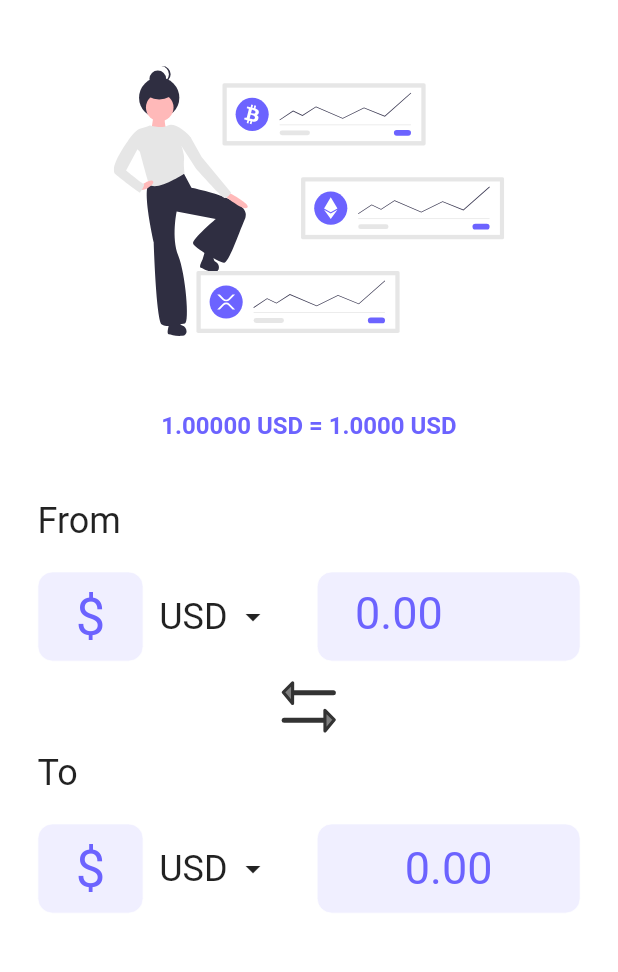
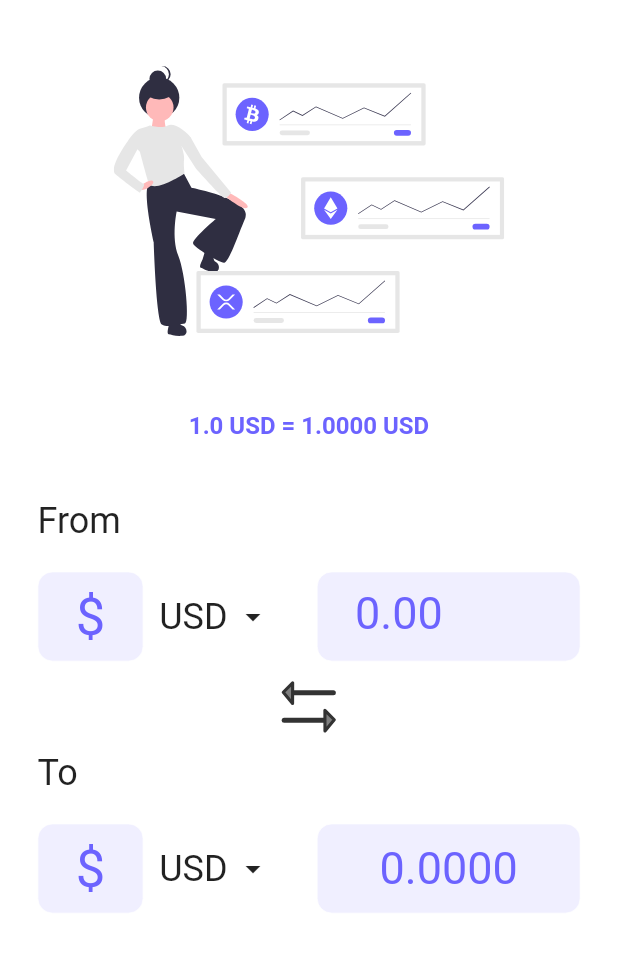
Before and after one commit to aishatajose/currency_exchange, a Flutter app: the screen it shows after launch, on a phone screen of 412 x 824 dp, the part 63-1035 px from its top. Run offline on Flutter 3.47's test engine with Material 2 defaults, Android fonts, the light colour scheme and no system bars; our stand-ins replace flutter_svg; missing offline and left inert: currency_picker.

Commit message:
refactored code

```diff
--- a/lib/exchange.dart
+++ /dev/null
@@ -1,48 +0,0 @@
-import 'package:currency_exchange/abstract_api.dart';
-
-class ExchangeCurrency {
-  String  fromCurrencyCode;
-  String toCurrencyCode;
-
-  String fromCurrencySymbol;
-  String toCurrencySymbol;
-
-  double rate ;
-  double result;
-  double input;
-
-  ExchangeCurrency(
-    {
-      this.fromCurrencyCode = "USD",
-      this.toCurrencyCode = "USD",
-      this.fromCurrencySymbol = "\$",
-      this.toCurrencySymbol = "\$",
-      this.rate = 1.0,
-      this.result = 0.0,
-      this.input = 0.0,
-    }
-  );
-
-  setToCurrency(String toCurrencyCode, String toCurrencySymbol) async{
-    this.toCurrencyCode = toCurrencyCode;
-    this.toCurrencySymbol = toCurrencySymbol;
-  }
-
-  setFromCurrency(String fromCurrencyCode, String fromCurrencySymbol) async{
-    this.fromCurrencyCode = fromCurrencyCode;
-    this.fromCurrencySymbol = fromCurrencySymbol;
-  }
-
-  setRate() async{
-    AbstractApi _abstractApi = AbstractApi();
-    var res = await _abstractApi.get(fromCurrencyCode, toCurrencyCode);
-    rate = res['exchange_rates'][toCurrencyCode].toDouble();
-    result = input * rate;
-    return result;
-  }
-
-  setInput(double input){
-    this.input = input;
-    result = input * rate;
-  }
-}
--- a/lib/main.dart
+++ b/lib/main.dart
@@ -1,4 +1,4 @@
-import 'package:currency_exchange/currency_exchange.dart';
+import 'package:currency_exchange/view/homepage.dart';
 import 'package:flutter/material.dart';
 
 void main() {
--- /dev/null
+++ b/lib/model/currency_pair.dart
@@ -0,0 +1,35 @@
+import 'package:currency_exchange/service/abstract_api_service.dart';
+import 'package:currency_picker/currency_picker.dart';
+
+class CurrencyPair {
+
+  Currency baseCurrency;
+  Currency quoteCurrency;
+  double exchangeRate ;
+
+  CurrencyPair(
+    {
+      required this.baseCurrency,
+      required this.quoteCurrency,
+      required this.exchangeRate
+    }
+  );
+
+  setBaseCurrency(Currency currency){
+    baseCurrency = currency;
+  }
+
+  setQuoteCurrency(Currency currency){
+    quoteCurrency = currency;
+  }
+
+  setExchangeRate() async{
+    AbstractApiService _abstractApi = AbstractApiService();
+    exchangeRate = await _abstractApi.getExchangeRate(baseCurrency, quoteCurrency);
+  }
+
+  @override
+  String toString() {
+    return "1.0 ${baseCurrency.code} = ${exchangeRate.toStringAsPrecision(5)} ${quoteCurrency.code}";
+  }
+}
--- a/lib/currency_exchange.dart
+++ b/lib/view/homepage.dart
@@ -1,5 +1,8 @@
-import 'package:currency_exchange/exchange.dart';
 import 'package:flutter/material.dart';
+
+import 'package:currency_exchange/model/currency_pair.dart';
+import 'package:currency_exchange/view/widget.dart';
+
 import 'package:currency_picker/currency_picker.dart';
 import 'package:flutter_svg/flutter_svg.dart';
 
@@ -13,29 +16,28 @@ class CurrencyExchangeScreen extends StatefulWidget {
 
 class _CurrencyExchangeScreenState extends State<CurrencyExchangeScreen> {
   final Color appColor = const Color(0xFF6C63FF);
-  ExchangeCurrency exchangeCurrency = ExchangeCurrency();
   bool isLoading  = false;
+
+  CurrencyPair currencyPair = CurrencyPair(
+    baseCurrency: usd,
+    quoteCurrency: usd,
+    exchangeRate: 1.0
+  );
+
+  double input = 0.0;
+  double exchangeResult = 0.0;
+  TextEditingController controller  = TextEditingController();
 
   @override
   Widget build(BuildContext context) {
     return Scaffold(
       backgroundColor: Colors.white,
-      appBar: AppBar(
-        title: const Text(
-          'Currency Exchange',
-          style: TextStyle(
-            color: Colors.black,
-            fontSize: 24,
-          )
-        ),
-        centerTitle: true,
-        elevation: 0.0,
-        backgroundColor: Colors.white,
-      ),
+      appBar: appBarContainer(),
 
       body: ListView(
         padding: const EdgeInsets.symmetric(horizontal:25.0, vertical: 20),
         children: [
+
           Padding(
             padding: const EdgeInsets.only(right: 10.0, left: 10.0, top:10.0, bottom: 50),
             child: SvgPicture.asset('assets/image.svg', height: 180,),
@@ -44,7 +46,7 @@ class _CurrencyExchangeScreenState extends State<CurrencyExchangeScreen> {
           Center(
             child: isLoading? loadingContainer()
             :Text(
-              "1.00000 ${exchangeCurrency.fromCurrencyCode} = ${exchangeCurrency.rate.toStringAsPrecision(5)} ${exchangeCurrency.toCurrencyCode}",
+              currencyPair.toString(),
               style: TextStyle(
                 fontSize: 16,
                 color: appColor ,
@@ -59,7 +61,7 @@ class _CurrencyExchangeScreenState extends State<CurrencyExchangeScreen> {
 
           Row(
             children: [
-              currencySymbolContainer(exchangeCurrency.fromCurrencySymbol),
+              currencySymbolContainer(currencyPair.baseCurrency.symbol),
 
               InkWell(
                 onTap: (){
@@ -70,14 +72,15 @@ class _CurrencyExchangeScreenState extends State<CurrencyExchangeScreen> {
                     showCurrencyName: true,
                     showCurrencyCode: true,
                     onSelect: (Currency currency) async{
-                        await exchangeCurrency.setFromCurrency(currency.code, currency.symbol);
+                        await currencyPair.setBaseCurrency(currency);
                         setState(() {});
-                        await exchangeCurrency.setRate();
+                        await currencyPair.setExchangeRate();
+                        exchangeResult = input * currencyPair.exchangeRate;
                         setState(() { isLoading = false; });
                     },
                   );
                 },
-                child: currencyCodeContainer(exchangeCurrency.fromCurrencyCode)
+                child: currencyCodeContainer(currencyPair.baseCurrency.code)
               ),
 
               const SizedBox(width: 20,),
@@ -85,6 +88,7 @@ class _CurrencyExchangeScreenState extends State<CurrencyExchangeScreen> {
               Expanded(
                 child: appContainer(
                   child: TextField(
+                    controller: controller,
                     style: TextStyle(fontSize: 30,color: appColor),
                     keyboardType: TextInputType.number,
 
@@ -97,8 +101,8 @@ class _CurrencyExchangeScreenState extends State<CurrencyExchangeScreen> {
 
                     onChanged: (value){
                       setState(() {
-                        double val = value == '' ? 0: double.parse(value);
-                        exchangeCurrency.setInput(val);
+                        input = value == '' ? 0: double.parse(value);
+                        exchangeResult = input * currencyPair.exchangeRate;
                       });
                     },
                   ),
@@ -117,7 +121,7 @@ class _CurrencyExchangeScreenState extends State<CurrencyExchangeScreen> {
 
           Row(
             children: [
-              currencySymbolContainer(exchangeCurrency.toCurrencySymbol),
+              currencySymbolContainer(currencyPair.quoteCurrency.symbol),
               InkWell(
                 onTap: () async{
                   setState(() { isLoading = true; });
@@ -127,16 +131,16 @@ class _CurrencyExchangeScreenState extends State<CurrencyExchangeScreen> {
                     showCurrencyName: true,
                     showCurrencyCode: true,
                     onSelect: (Currency currency) async{
-                      await exchangeCurrency.setToCurrency(currency.code, currency.symbol);
+                      await currencyPair.setQuoteCurrency(currency);
                       setState(() {});
-                      await exchangeCurrency.setRate();
+                      await currencyPair.setExchangeRate();
+                      exchangeResult = input * currencyPair.exchangeRate;
                       setState(() { isLoading = false; });
                     },
                   );
 
-
                 },
-                child: currencyCodeContainer(exchangeCurrency.toCurrencyCode)
+                child: currencyCodeContainer(currencyPair.quoteCurrency.code)
               ),
               const SizedBox(width: 20,),
               Expanded(
@@ -144,7 +148,7 @@ class _CurrencyExchangeScreenState extends State<CurrencyExchangeScreen> {
                   child: Center(
                     child: isLoading? loadingContainer()
                     :Text(
-                      exchangeCurrency.result.toStringAsPrecision(3),
+                      exchangeResult.toStringAsPrecision(5),
                       style: TextStyle( fontSize: 30, color: appColor),
                     ),
                   ),
@@ -156,64 +160,4 @@ class _CurrencyExchangeScreenState extends State<CurrencyExchangeScreen> {
       ),
     );
   }
-
-  Widget textContainer(String text){
-    return Padding(
-      padding: const EdgeInsets.only(bottom: 20.0),
-      child: Text(
-        text,
-        style: const TextStyle(fontSize: 24,),
-      ),
-    );
-  }
-
-  Widget currencyCodeContainer(code){
-    return appContainer(
-      child: Padding(
-        padding: const EdgeInsets.symmetric(horizontal: 10, vertical:10.0),
-        child: Row(
-          children: [
-            Text(
-              code,
-              style: const TextStyle(fontSize: 24),
-            ),
-            const SizedBox(width: 5),
-            const Icon(Icons.arrow_drop_down)
-          ],
-        ),
-      ),
-      dropdown: true
-    );
-  }
-
-  Widget currencySymbolContainer(String symbol){
-    return appContainer(
-      child: Padding(
-        padding: const EdgeInsets.symmetric(horizontal: 25, vertical:10.0),
-        child: Text(
-          symbol,
-          style: TextStyle(fontSize: 35,color: appColor),
-        ),
-      ),
-    );
 }
-
-  Widget loadingContainer(){
-    return SizedBox(
-      width: 20.0, height: 20.0,
-      child: CircularProgressIndicator(color: appColor)
-    );
-  }
-
-  Widget appContainer({required Widget child, bool dropdown = false}){
-    return Container(
-      height: 60.0,
-      decoration: BoxDecoration(
-        color: dropdown ? Colors.white : const Color(0xFF6C63FF).withOpacity(0.1),
-        borderRadius: BorderRadius.circular(10.0),
-        border: Border.all(style: BorderStyle.solid, color: Colors.white, width: 0.5),
-      ),
-      child: child,
-    );
-  }
-}
--- /dev/null
+++ b/lib/view/widget.dart
@@ -0,0 +1,93 @@
+import 'package:currency_picker/currency_picker.dart';
+import 'package:flutter/material.dart';
+
+const Color appColor = Color(0xFF6C63FF);
+
+Currency usd = Currency(
+  code: "USD",
+  name: "US Dollar",
+  symbol: "\$",
+  flag: "flag",
+  number: 1,
+  decimalDigits: 1,
+  namePlural: "namePlural",
+  symbolOnLeft: true,
+  decimalSeparator: ".",
+  thousandsSeparator: ",",
+  spaceBetweenAmountAndSymbol: true
+);
+
+PreferredSizeWidget appBarContainer(){
+  return AppBar(
+    title: const Text(
+      'Currency Exchange',
+      style: TextStyle(
+        color: Colors.black,
+        fontSize: 24,
+      )
+    ),
+    centerTitle: true,
+    elevation: 0.0,
+    backgroundColor: Colors.white,
+  );
+}
+
+Widget textContainer(String text){
+    return Padding(
+      padding: const EdgeInsets.only(bottom: 20.0),
+      child: Text(
+        text,
+        style: const TextStyle(fontSize: 24,),
+      ),
+    );
+  }
+
+  Widget currencyCodeContainer(code){
+    return appContainer(
+      child: Padding(
+        padding: const EdgeInsets.symmetric(horizontal: 10, vertical:10.0),
+        child: Row(
+          children: [
+            Text(
+              code,
+              style: const TextStyle(fontSize: 24),
+            ),
+            const SizedBox(width: 5),
+            const Icon(Icons.arrow_drop_down)
+          ],
+        ),
+      ),
+      dropdown: true
+    );
+  }
+
+  Widget currencySymbolContainer(String symbol){
+    return appContainer(
+      child: Padding(
+        padding: const EdgeInsets.symmetric(horizontal: 25, vertical:10.0),
+        child: Text(
+          symbol,
+          style: TextStyle(fontSize: 35,color: appColor),
+        ),
+      ),
+    );
+}
+
+  Widget loadingContainer(){
+    return SizedBox(
+      width: 20.0, height: 20.0,
+      child: CircularProgressIndicator(color: appColor)
+    );
+  }
+
+  Widget appContainer({required Widget child, bool dropdown = false}){
+    return Container(
+      height: 60.0,
+      decoration: BoxDecoration(
+        color: dropdown ? Colors.white : const Color(0xFF6C63FF).withOpacity(0.1),
+        borderRadius: BorderRadius.circular(10.0),
+        border: Border.all(style: BorderStyle.solid, color: Colors.white, width: 0.5),
+      ),
+      child: child,
+    );
+  }
```
Also changed, not shown: lib/abstract_api.dart (deleted, +0 -35 lines), lib/service/abstract_api_service.dart (added, +34 -0 lines).
